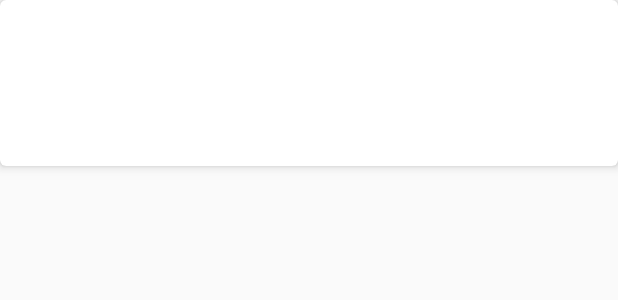
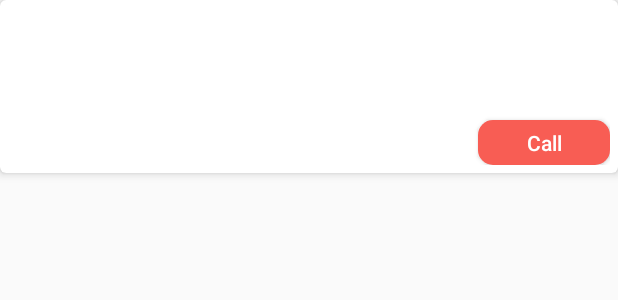
Before and after one commit to JiahangOK/GymClub_Assignment3_Client, an Android app: the layout item.xml on its own in the app's theme, with its tools: preview values and no code run, on a phone screen of 412 x 824 dp. Shown: the top 300 px of the screen. Run offline under Robolectric (Android 15) with nearby library versions, the phone set to English and light mode, and no system bars.

Commit message:
update client

```diff
--- a/app/src/main/java/edu/bjtu/gymclub/gymclub/runFragment.java
+++ b/app/src/main/java/edu/bjtu/gymclub/gymclub/runFragment.java
@@ -114,6 +114,7 @@ public class runFragment extends Fragment {
         String trainer_image = null;
         String trainer_name = null;
         String trainer_intro = null;
+        String trainer_tel = null;
 
         try {
             jsonObject = new JSONObject(jsoninfo);
@@ -123,8 +124,10 @@ public class runFragment extends Fragment {
                 trainer_image = jsonObject1.getString("trainer_image_url");
                 trainer_name = jsonObject1.getString("trainer_name");
                 trainer_intro = jsonObject1.getString("trainer_intro");
+                trainer_tel = jsonObject1.getString("trainer_tel");
+
                 //添加教练
-                trainerList.add(new Trainer(trainer_name, trainer_image,trainer_intro));
+                trainerList.add(new Trainer(trainer_name, trainer_image,trainer_intro,trainer_tel));
             }
 
 
--- a/app/src/main/res/layout/item.xml
+++ b/app/src/main/res/layout/item.xml
@@ -27,8 +27,24 @@
             style="@style/cardQuestionTitleStyle" />
 
         <TextView
-        android:id="@+id/trainer_intro"
-        style="@style/baseCardTextStyle"/>
+            android:id="@+id/trainer_intro"
+            style="@style/baseCardTextStyle" />
+        <TextView
+            android:id="@+id/trainer_tel"
+            style="@style/baseCardTextStyle3"/>
+
+        <Button
+            android:id="@+id/trainer_call_button"
+            android:background="@drawable/btn_nor_down"
+            android:layout_width="wrap_content"
+            android:layout_height="30dp"
+            android:text="Call"
+            android:layout_below="@id/trainer_tel"
+            android:layout_alignParentRight="true"
+
+            android:textAllCaps="false"
+            android:textColor="#ffffff"
+            />
     </RelativeLayout>
 
 
--- a/app/src/main/res/values/styles.xml
+++ b/app/src/main/res/values/styles.xml
@@ -50,11 +50,25 @@
         <item name="android:textSize">14sp</item>
         <item name="android:textIsSelectable">false</item>
     </style>
+
     <style name="baseCardTextStyle2" parent="baseLayoutParam">
         <item name="android:layout_height">wrap_content</item>
         <item name="android:layout_toLeftOf">@id/card_share_overflow</item>
         <item name="android:layout_toRightOf">@id/item_tv_img</item>
         <item name="android:layout_below">@id/trainer_name</item>
+        <item name="android:paddingLeft">8dp</item>
+        <item name="android:paddingTop">4dp</item>
+        <item name="android:paddingRight">15dp</item>
+        <item name="android:textColor">@android:color/black</item>
+        <item name="android:textSize">14sp</item>
+        <item name="android:textIsSelectable">false</item>
+    </style>
+
+    <style name="baseCardTextStyle3" parent="baseLayoutParam">
+        <item name="android:layout_height">wrap_content</item>
+        <item name="android:layout_toLeftOf">@id/card_share_overflow</item>
+        <item name="android:layout_toRightOf">@id/trainer_image</item>
+        <item name="android:layout_below">@id/trainer_intro</item>
         <item name="android:paddingLeft">8dp</item>
         <item name="android:paddingTop">4dp</item>
         <item name="android:paddingRight">15dp</item>
```
Also changed, not shown: app/src/main/java/edu/bjtu/gymclub/gymclub/Adapter/RecyclerViewAdapter.java (+17 -1 lines), app/src/main/java/edu/bjtu/gymclub/gymclub/Entity/Trainer.java (+12 -1 lines).
